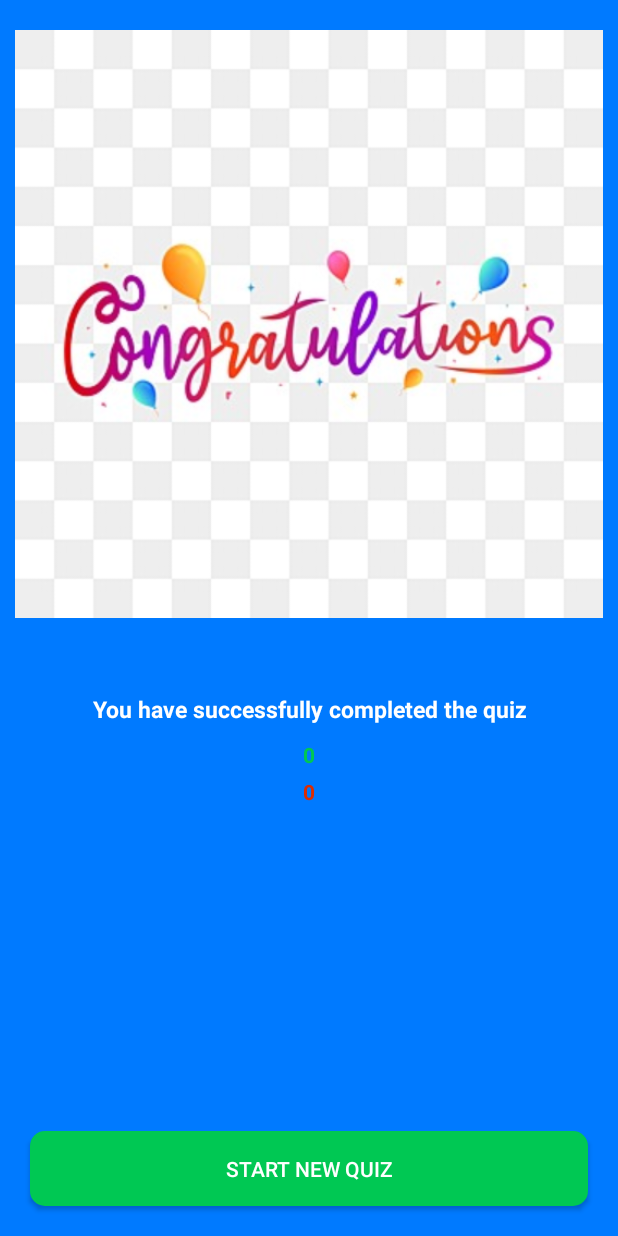
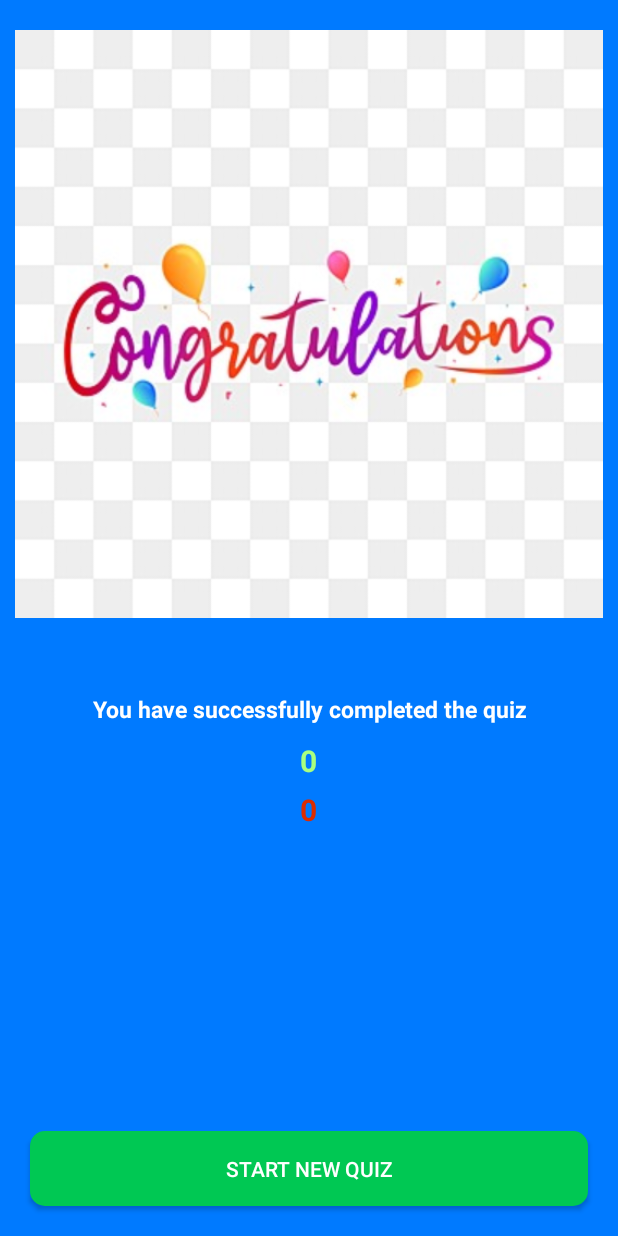
Before and after one commit to Prakashbishal/QuizzerApp, an Android app: the QuizResult screen opened directly, with no data from a screen before it, on a phone screen of 412 x 824 dp. Run offline under Robolectric (Android 15) with nearby library versions, the phone set to English and light mode, and no system bars.

Commit message:
Initial commit

```diff
--- a/app/src/main/res/layout/activity_quiz_result.xml
+++ b/app/src/main/res/layout/activity_quiz_result.xml
@@ -42,7 +42,8 @@
             android:id="@+id/correctAnswers"
             android:text="Correct Answer : 0"
             android:textStyle="bold"
-            android:textColor="#00c853"/>
+            android:textSize="20sp"
+            android:textColor="@color/white_green"/>
 
         <TextView
             android:layout_width="wrap_content"
@@ -50,6 +51,7 @@
             android:id="@+id/incorrectAnswers"
             android:layout_marginTop="5dp"
             android:textColor="#DD2C00"
+            android:textSize="20sp"
             android:text="Wrong Answer : 0"
             android:textStyle="bold"/>
 
```
Also changed, not shown: app/src/main/java/com/example/quizzer/QuizActivity.java (+6 -6 lines), 1 other file.
